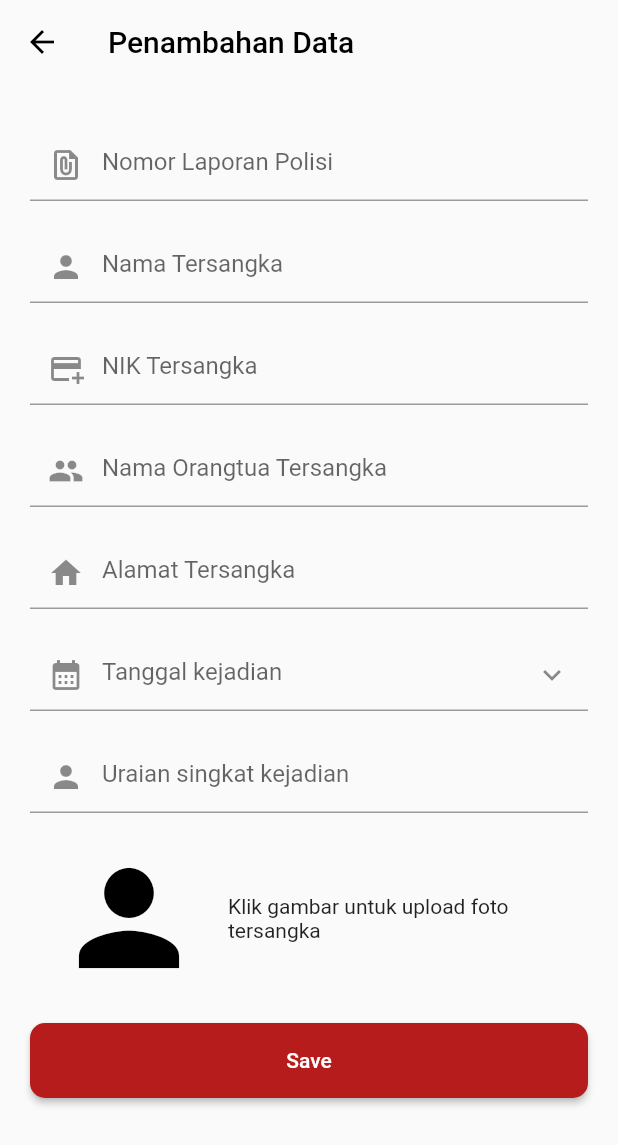
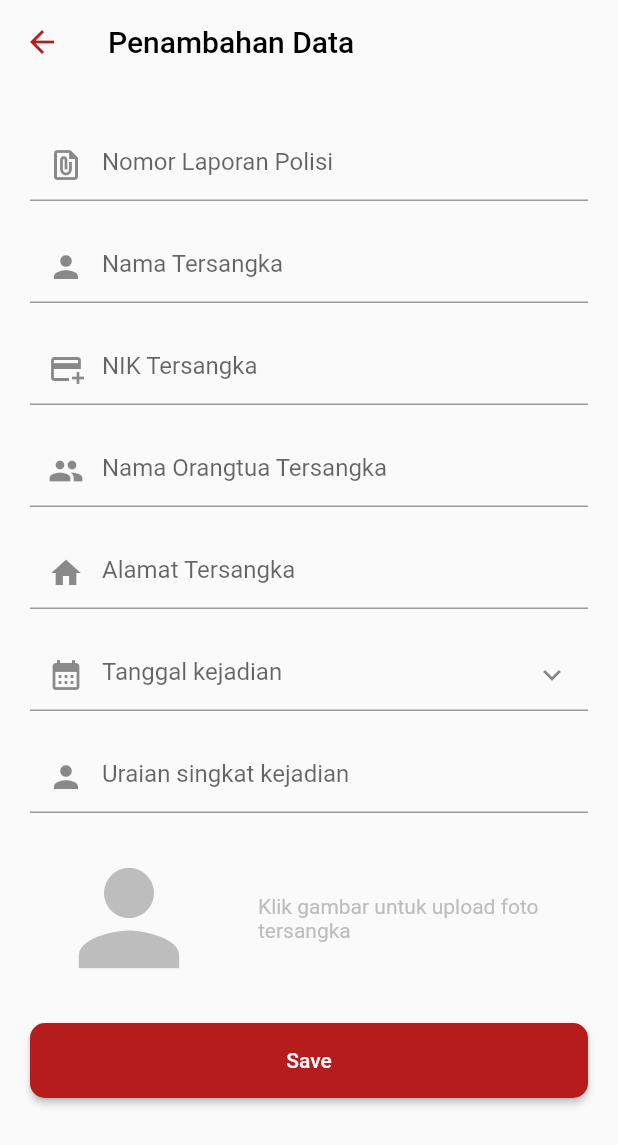
Before and after one commit to iamalinurdin/polres_app, a Flutter app: the HomePage screen opened directly, after a tap on "Penambahan Data", on a phone screen of 412 x 824 dp. Shown: the top 1145 px of the screen. Run offline on Flutter 3.47's test engine with Material 2 defaults, Android fonts, the phone set to English and light mode, and no system bars; our stand-ins replace pinput, timelines.

Commit message:
fix appbar

```diff
--- a/lib/auth/login.dart
+++ b/lib/auth/login.dart
@@ -115,7 +115,7 @@ class _LoginPageState extends State<LoginPage> {
               children: [
                 TextButton(
                   onPressed: () {
-                    Navigator.push(context, MaterialPageRoute(builder: (context) {
+                    Navigator.pushReplacement(context, MaterialPageRoute(builder: (context) {
                       return RegisterPage();
                     }));
                   },
--- a/lib/auth/reset_password.dart
+++ b/lib/auth/reset_password.dart
@@ -13,6 +13,10 @@ class _ResetPasswordPageState extends State<ResetPasswordPage> {
     return Scaffold(
       appBar: AppBar(
         backgroundColor: Colors.transparent,
+        elevation: 0,
+        leading: BackButton(
+          color: Colors.black,
+        ),
       ),
       body: Builder(
         builder: (context) => Container(
--- a/lib/pages/create.dart
+++ b/lib/pages/create.dart
@@ -18,14 +18,22 @@ class _CreateTargetPageState extends State<CreateTargetPage> {
             color: Colors.black
           ),
         ),
+        // bottom: PreferredSize(
+        //   child: Align(
+        //     alignment: Alignment.topLeft,
+        //     child: Text('${DateTime.now()}'),
+        //   ),
+        //   preferredSize: Size.fromHeight(10),
+        // ),
         backgroundColor: Colors.transparent,
         elevation: 0,
         leading: BackButton(
-          color: Colors.black,
+          color: Colors.red[900],
         ),
+        centerTitle: false,
       ),
       body: ListView(
-        padding: EdgeInsets.fromLTRB(20, 30, 20, 0),
+        padding: EdgeInsets.symmetric(vertical: 30, horizontal: 20),
         children: [
           TextFormField(
             decoration: InputDecoration(
@@ -96,15 +104,21 @@ class _CreateTargetPageState extends State<CreateTargetPage> {
                   child: Icon(
                     Icons.person,
                     size: 100,
-                    color: Colors.black,
+                    color: Colors.grey[400],
                   ),
                   style: ElevatedButton.styleFrom(
                     primary: Colors.transparent,
-                    elevation: 0
+                    elevation: 0,
                   ),
                 ),
+                SizedBox(width: 20),
                 Expanded(
-                  child: Text('Klik gambar untuk upload foto tersangka')
+                  child: Text(
+                    'Klik gambar untuk upload foto tersangka',
+                    style: TextStyle(
+                      color: Colors.grey[400]
+                    ),
+                  )
                 )
               ],
             ),
--- a/lib/pages/home.dart
+++ b/lib/pages/home.dart
@@ -1,6 +1,7 @@
 import 'package:flutter/material.dart';
 import 'package:polres_app/services/activity.dart';
 import 'package:polres_app/pages/create.dart';
+import 'package:timelines/timelines.dart';
 
 class HomePage extends StatefulWidget {
   const HomePage({Key? key}) : super(key: key);
@@ -19,15 +20,29 @@ class _HomePageState extends State<HomePage> {
     Activity(user: 'Mrs. X', time: '17:00', activity: 'Input data target baru'),
   ];
 
+  int currentStep = 0;
+
   Widget build(BuildContext context) {
     return Scaffold(
       appBar: AppBar(
         title: Text('Menu'),
         centerTitle: true,
-        backgroundColor: Colors.transparent,
+        backgroundColor: Colors.red[900],
+        elevation: 0,
+        automaticallyImplyLeading: false,
       ),
+      // body: Timeline.tileBuilder(
+      //   builder: TimelineTileBuilder.fromStyle(
+      //     contentsAlign: ContentsAlign.alternating,
+      //     contentsBuilder: (context, index) => Padding(
+      //       padding: const EdgeInsets.all(24.0),
+      //       child: Text('Timeline Event $index'),
+      //     ),
+      //     itemCount: 10,
+      //   ),
+      // ),
       body: ListView(
-        padding: EdgeInsets.fromLTRB(20, 30, 20, 0),
+        padding: EdgeInsets.symmetric(vertical: 30, horizontal: 20),
         children: [
           Row(
             mainAxisAlignment: MainAxisAlignment.spaceBetween,
@@ -114,7 +129,7 @@ class _HomePageState extends State<HomePage> {
           ),
           Column(
             children: activities.map((activity) => activityCard(activity)).toList()
-          )
+          ),
         ],
       ),
     );
--- a/pubspec.yaml
+++ b/pubspec.yaml
@@ -35,6 +35,7 @@ dependencies:
   # Use with the CupertinoIcons class for iOS style icons.
   cupertino_icons: ^1.0.2
   pinput: ^2.2.11
+  timelines: ^0.1.0
 
 dev_dependencies:
   flutter_test:
```
Also changed, not shown: lib/auth/register.dart (+8 -1 lines), lib/auth/verify_pin.dart (+8 -2 lines), pubspec.lock.
